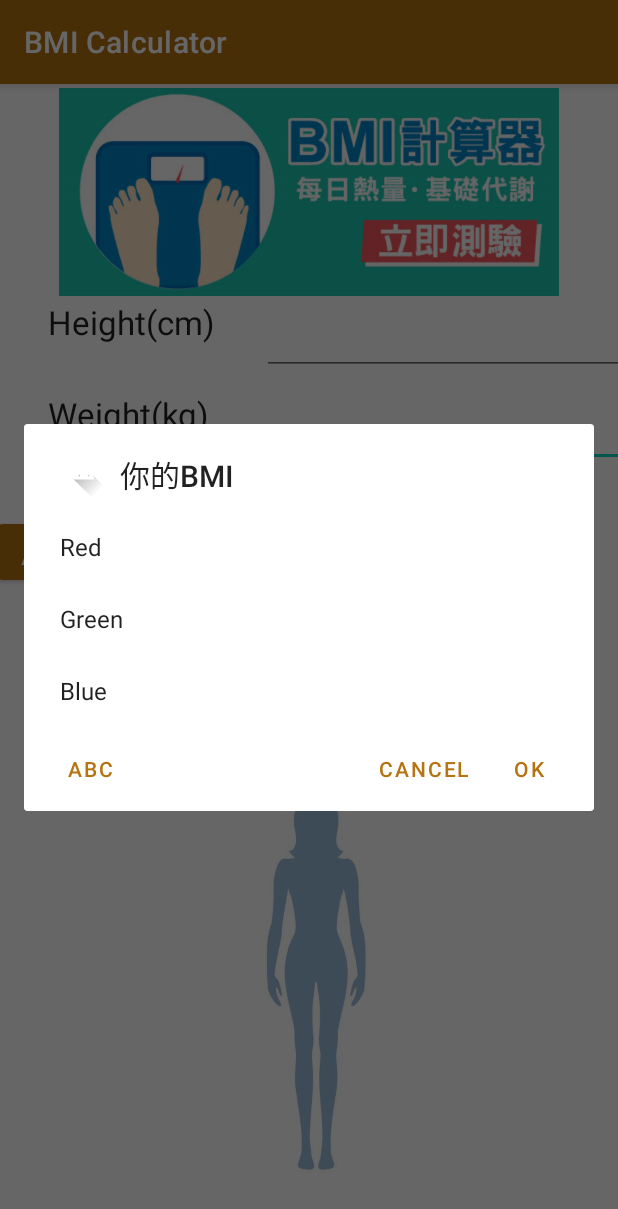
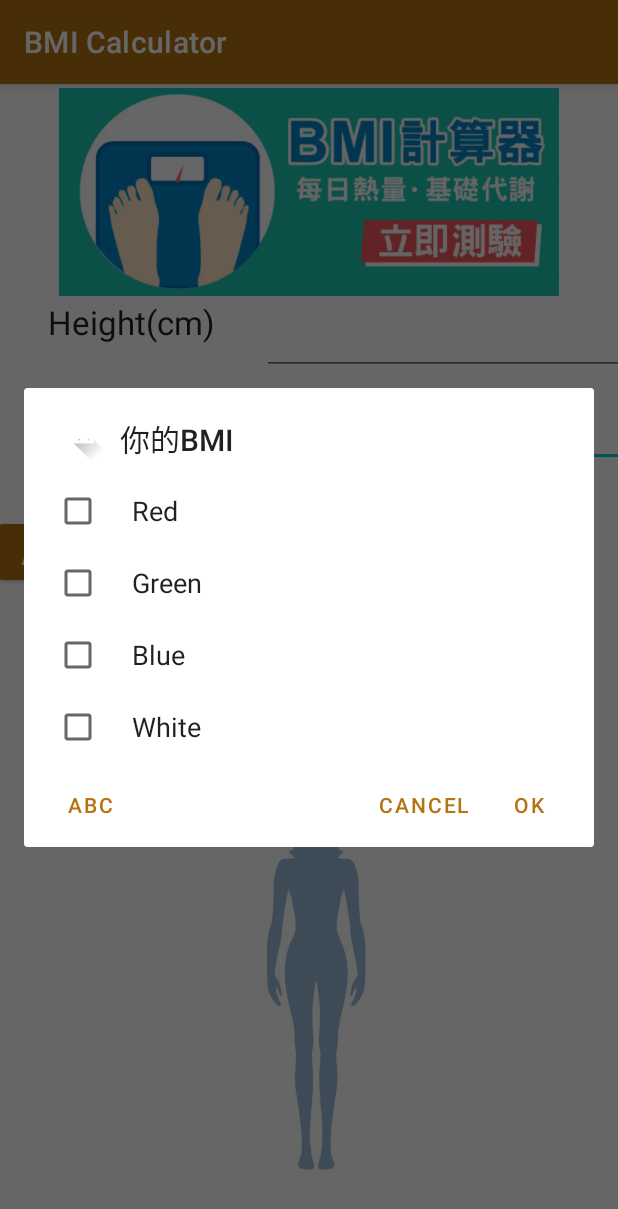
Before and after one commit to cflin-cjcu/Testbmi, an Android app: the screen it shows after launch (MainActivity), after a tap on "AlertDialog", on a phone screen of 412 x 824 dp. Shown: the top 1209 px of the screen. Run offline under Robolectric (Android 15) with nearby library versions, the phone set to English and light mode, and no system bars; 1 other tap on this screen came first.

Commit message:
AlertDialog MultiChoiceItem 練習

```diff
--- a/app/src/main/java/com/example/testbmi/MainActivity.java
+++ b/app/src/main/java/com/example/testbmi/MainActivity.java
@@ -20,6 +20,7 @@ public class MainActivity extends AppCompatActivity {
     private EditText weight;
     private TextView showbmi;
     private ImageView imageView;
+    private boolean[] checked;
 
     @Override
     protected void onCreate(Bundle savedInstanceState) {
@@ -29,7 +30,7 @@ public class MainActivity extends AppCompatActivity {
         weight = findViewById(R.id.edWeight);
         showbmi = findViewById(R.id.tvShowBMI);
         imageView = findViewById(R.id.ivShow);
-
+        checked = new boolean[]{false,false,false,false};
     }
 
     public void calBMI(View view) {
@@ -78,11 +79,24 @@ public class MainActivity extends AppCompatActivity {
     }
 
     public void show_alertdialog(View view) {
-        String[] a = {"Red","Green","Blue"};
+//        String[] a = {"Red","Green","Blue"};
+
         new AlertDialog.Builder(MainActivity.this)
                 .setTitle("你的BMI")
 //                .setMessage(bmi_value())
-                .setItems(a,null)
+//                .setItems(R.array.color, new DialogInterface.OnClickListener() {
+//                    @Override
+//                    public void onClick(DialogInterface dialog, int which) {
+//                        String[] colorArray = getResources().getStringArray(R.array.color);
+//                        showbmi.setText(colorArray[which]);
+//                    }
+//                })
+                .setMultiChoiceItems(R.array.color, checked, new DialogInterface.OnMultiChoiceClickListener() {
+                    @Override
+                    public void onClick(DialogInterface dialog, int which, boolean isChecked) {
+
+                    }
+                })
                 .setPositiveButton("OK", new DialogInterface.OnClickListener() {
                     @Override
                     public void onClick(DialogInterface dialog, int which) {
--- a/app/src/main/res/values/strings.xml
+++ b/app/src/main/res/values/strings.xml
@@ -3,4 +3,10 @@
     <string name="height">Height(cm)</string>
     <string name="weight">Weight(kg)</string>
     <string name="submit">Submit</string>
+    <string-array name="color">
+        <item>Red</item>
+        <item>Green</item>
+        <item>Blue</item>
+        <item>White</item>
+    </string-array>
 </resources>
```
Also changed, not shown: 1 other file.
